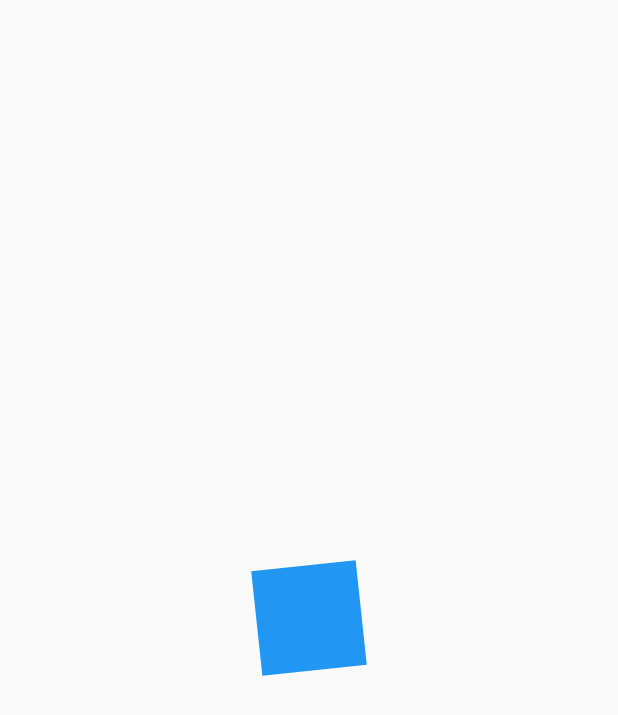
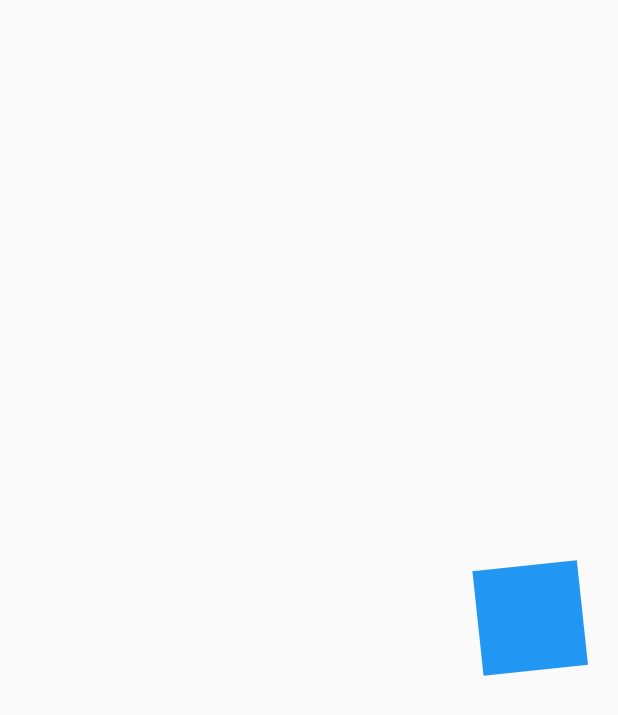
Before and after one commit to SoyJorgeDiaz5/flutter_design_and_animations, a Flutter app: the screen it shows after launch, on a phone screen of 412 x 824 dp. Shown: the top 715 px of the screen. Run offline on Flutter 3.47's test engine with Material 2 defaults, Android fonts, the phone set to English and light mode, and no system bars.

Commit message:
feat(custom-animations): adds translate animation

```diff
--- a/lib/src/pages/animations_page.dart
+++ b/lib/src/pages/animations_page.dart
@@ -26,6 +26,7 @@ class _SquareAnimatedState extends State<SquareAnimated>
   late AnimationController animationController;
   late Animation<double> rotation;
   late Animation<double> opacity;
+  late Animation<double> rightMove;
 
   @override
   void initState() {
@@ -56,6 +57,14 @@ class _SquareAnimatedState extends State<SquareAnimated>
       ),
     );
 
+    rightMove = Tween(
+      begin: 0.0,
+      end: 150.0,
+    ).animate(CurvedAnimation(
+      parent: animationController,
+      curve: Curves.easeOut,
+    ));
+
     animationController.addListener(() {
       if (animationController.status == AnimationStatus.completed) {
         animationController.reset();
@@ -80,11 +89,14 @@ class _SquareAnimatedState extends State<SquareAnimated>
       animation: animationController,
       child: _Square(),
       builder: (context, childSquare) {
-        return Transform.rotate(
-          angle: rotation.value,
-          child: Opacity(
-            opacity: opacity.value,
-            child: childSquare,
+        return Transform.translate(
+          offset: Offset(rightMove.value, 0),
+          child: Transform.rotate(
+            angle: rotation.value,
+            child: Opacity(
+              opacity: opacity.value,
+              child: childSquare,
+            ),
           ),
         );
       },
```
